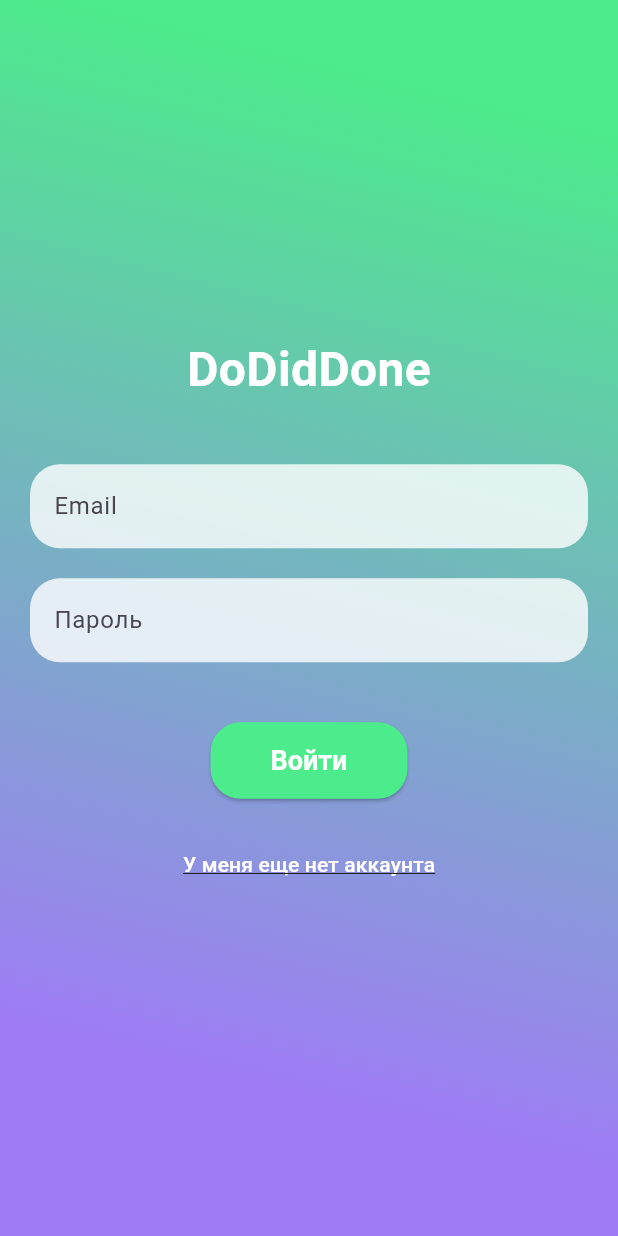
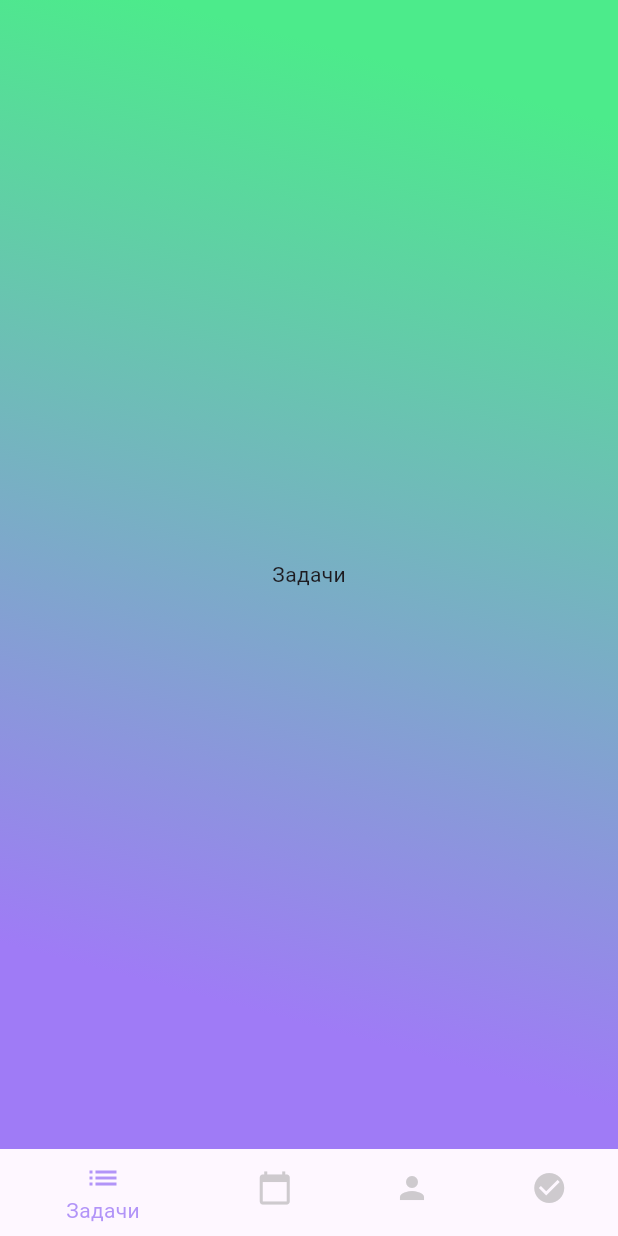
Before and after one commit to Leonid1771/zc_dodiddone, a Flutter app: the screen it shows after launch, after a tap on "Войти", on a phone screen of 412 x 824 dp. Run offline on Flutter 3.47's test engine with Material 3 defaults, Android fonts, the phone set to English and light mode, and no system bars.

Commit message:
main page

```diff
--- a/lib/pages/login_page.dart
+++ b/lib/pages/login_page.dart
@@ -1,4 +1,5 @@
 import 'package:flutter/material.dart';
+import 'package:zc_dodiddone/pages/main_page.dart';
 import 'package:zc_dodiddone/theme/theme.dart';
 
 class LoginPage extends StatefulWidget {
@@ -84,7 +85,10 @@ class _LoginPageState extends State<LoginPage> {
               const SizedBox(height: 40),
               ElevatedButton(
                 onPressed: () {
-                  // Обработка логики входа/регистрации
+                  Navigator.pushReplacement(
+                    context,
+                    MaterialPageRoute(
+                      builder: (context) => const MainPage()));
                 },
                 style: ElevatedButton.styleFrom(
                   backgroundColor: _isSignIn ? secondaryColor : primaryColor,
--- /dev/null
+++ b/lib/pages/main_page.dart
@@ -0,0 +1,77 @@
+import 'package:flutter/material.dart';
+import 'package:zc_dodiddone/theme/theme.dart';
+
+class MainPage extends StatefulWidget {
+  const MainPage({Key? key}) : super(key: key);
+
+  @override
+  State<MainPage> createState() => _MainPageState();
+}
+
+class _MainPageState extends State<MainPage> {
+  int _selectedIndex = 0;
+
+  final List<Widget> _screens = [
+    // Задачи
+    const Center(child: Text('Задачи')),
+    // Сегодня
+    const Center(child: Text('Сегодня')),
+    // Профиль
+    const Center(child: Text('Профиль')),
+    // Выполнено
+    const Center(child: Text('Выполнено')),
+  ];
+
+  @override
+  Widget build(BuildContext context) {
+    final primaryColor = DoDidDoneTheme.lightTheme.colorScheme.primary;
+    final secondaryColor = DoDidDoneTheme.lightTheme.colorScheme.secondary;
+
+    return Scaffold(
+      extendBodyBehindAppBar: true,
+      appBar: AppBar(
+        backgroundColor: Colors.transparent,
+        elevation: 0,
+      ),
+      body: Container(
+        decoration: BoxDecoration(
+          gradient: LinearGradient(
+            begin: Alignment.topRight,
+            end: Alignment.bottomCenter,
+            colors: [secondaryColor, primaryColor], // Градиент от secondary к primary
+            stops: const [0.1, 0.9], // Основной цвет занимает 90% пространства
+          ),
+        ),
+        child: _screens[_selectedIndex],
+      ),
+      bottomNavigationBar: BottomNavigationBar(
+        backgroundColor: Colors.transparent,
+        elevation: 0,
+        currentIndex: _selectedIndex,
+        onTap: (index) {
+          setState(() {
+            _selectedIndex = index;
+          });
+        },
+        items: const [
+          BottomNavigationBarItem(
+            icon: Icon(Icons.list),
+            label: 'Задачи',
+          ),
+          BottomNavigationBarItem(
+            icon: Icon(Icons.calendar_today),
+            label: 'Сегодня',
+          ),
+          BottomNavigationBarItem(
+            icon: Icon(Icons.person),
+            label: 'Профиль',
+          ),
+          BottomNavigationBarItem(
+            icon: Icon(Icons.check_circle),
+            label: 'Выполнено',
+          ),
+        ],
+      ),
+    );
+  }
+}
--- a/lib/theme/theme.dart
+++ b/lib/theme/theme.dart
@@ -18,5 +18,11 @@ class DoDidDoneTheme {
         ),
       ),
     ),
+    // Добавляем стиль для BottomNavigationBar
+    bottomNavigationBarTheme: BottomNavigationBarThemeData(
+      backgroundColor: Colors.transparent,
+      selectedItemColor: const Color(0xFF9F7BF6).withOpacity(0.8), // Основной цвет для выбранной иконки
+      unselectedItemColor: Colors.grey.withOpacity(0.5), // Серый цвет для невыбранных иконок
+    ),
   );
 }
```
